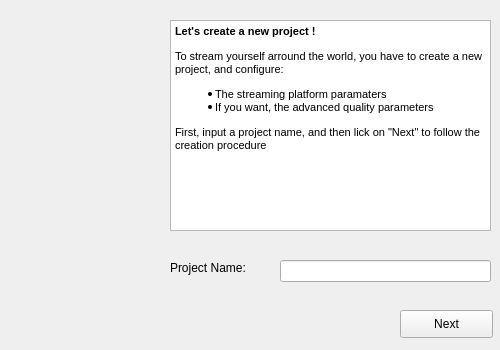
Old version of the form newprojectassistant.ui in the repository M0dM/StreaMe.
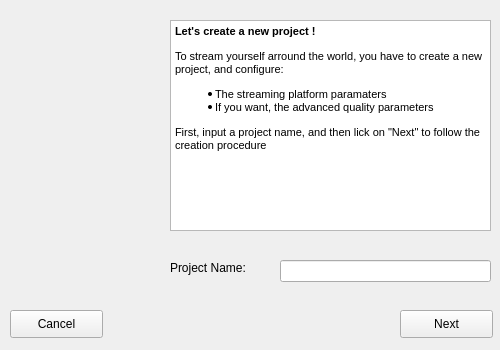
New version of the form. Icons and pictures are not drawn.

The edit to the form file:
```diff
--- a/newprojectassistant.ui
+++ b/newprojectassistant.ui
@@ -101,6 +101,19 @@
     </rect>
    </property>
   </widget>
+  <widget class="QPushButton" name="cancelButton">
+   <property name="geometry">
+    <rect>
+     <x>10</x>
+     <y>310</y>
+     <width>93</width>
+     <height>28</height>
+    </rect>
+   </property>
+   <property name="text">
+    <string>Cancel</string>
+   </property>
+  </widget>
  </widget>
  <resources>
   <include location="New.qrc"/>
```
